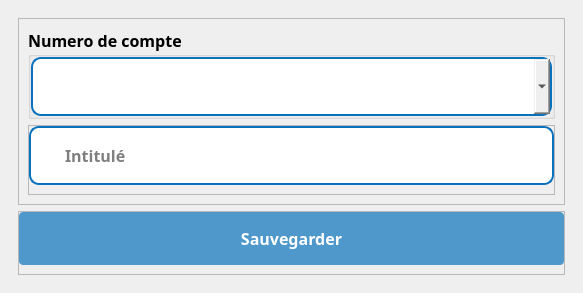
Qt form ui/Messe/Messe.ui (IDRISSHACKER/getdiocese) before a commit.
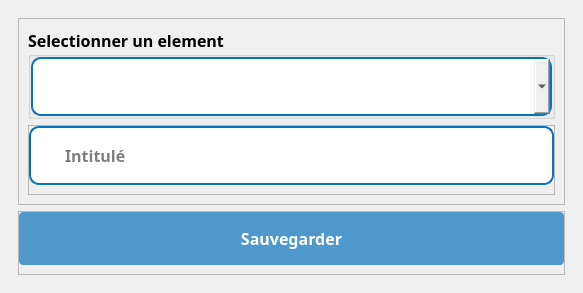
The same form after that commit. Icons and pictures are not drawn.

```diff
--- a/ui/Messe/Messe.ui
+++ b/ui/Messe/Messe.ui
@@ -76,7 +76,7 @@
                   </font>
                  </property>
                  <property name="title">
-                  <string>Numero de compte</string>
+                  <string>Selectionner un element</string>
                  </property>
                  <layout class="QVBoxLayout" name="verticalLayout_7">
                   <property name="spacing">
```
Left out of the diff: 8 changed lines with no effect on the pictures.
